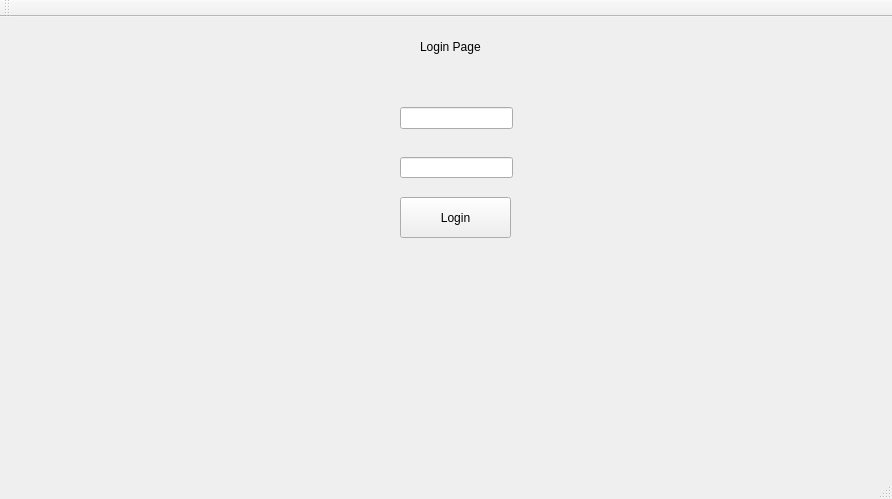
This is Gartic-Frontend/Gartic-Frontend/LoginWindow.ui in rusuuu/Professional-Googlers as Qt 5 draws it before an edit. The edited form follows.
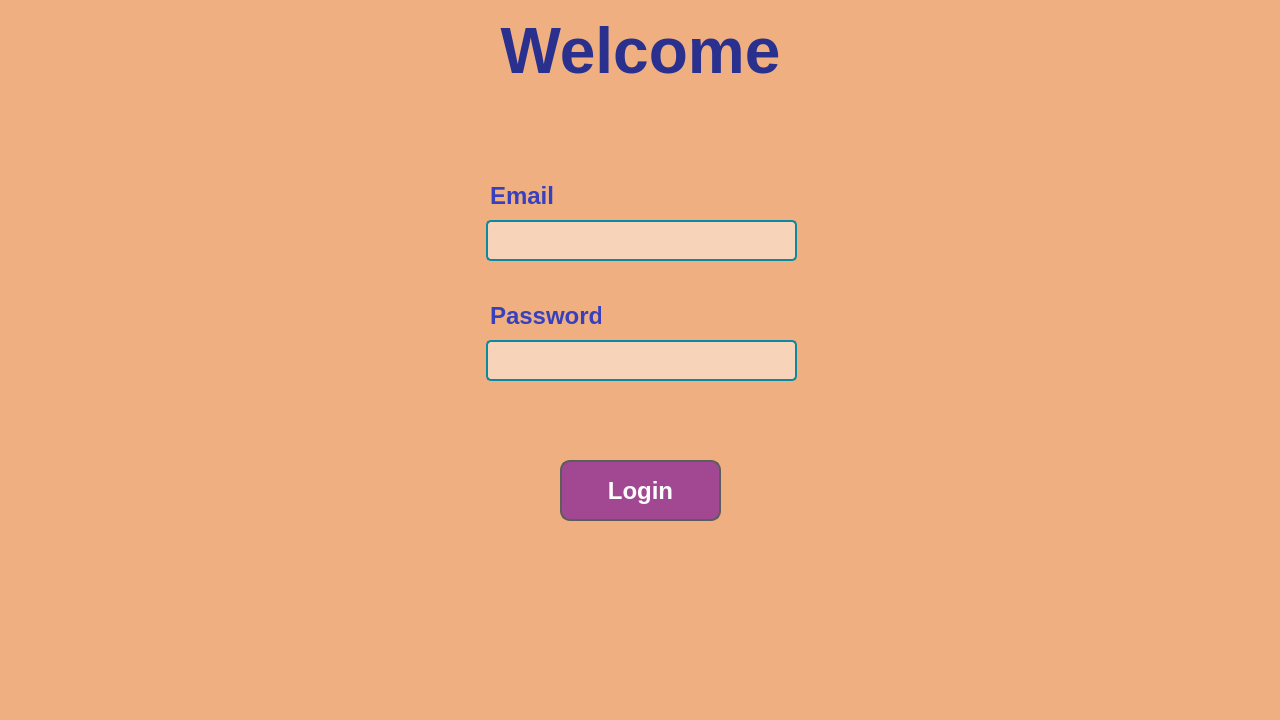
This is the edited form.

Commit message: Redesigned login page

Patch:
```diff
--- a/Gartic-Frontend/Gartic-Frontend/LoginWindow.ui
+++ b/Gartic-Frontend/Gartic-Frontend/LoginWindow.ui
@@ -6,23 +6,62 @@
    <rect>
     <x>0</x>
     <y>0</y>
-    <width>892</width>
-    <height>499</height>
+    <width>1280</width>
+    <height>720</height>
    </rect>
   </property>
+  <property name="minimumSize">
+   <size>
+    <width>1280</width>
+    <height>720</height>
+   </size>
+  </property>
+  <property name="maximumSize">
+   <size>
+    <width>1280</width>
+    <height>720</height>
+   </size>
+  </property>
   <property name="windowTitle">
    <string>LoginWindow</string>
   </property>
+  <property name="styleSheet">
+   <string notr="true">background-color: rgb(239,175,128);</string>
+  </property>
   <widget class="QWidget" name="centralWidget">
    <widget class="QPushButton" name="LoginButton">
     <property name="geometry">
      <rect>
-      <x>400</x>
-      <y>180</y>
-      <width>111</width>
-      <height>41</height>
+      <x>560</x>
+      <y>460</y>
+      <width>161</width>
+      <height>61</height>
      </rect>
     </property>
+    <property name="font">
+     <font>
+      <pointsize>18</pointsize>
+      <bold>true</bold>
+     </font>
+    </property>
+    <property name="styleSheet">
+     <string notr="true">QPushButton {
+    border-radius: 10px; 
+    border: 2px solid #5c5c5c; 
+    background-color: rgb(162,72,147);  
+    padding: 5px;
+    color: #ffffff;  
+}
+
+QPushButton:hover {
+    background-color: rgb(231,96,131);  
+}
+
+QPushButton:pressed {
+    background-color: rgb(225,62,103);  
+}
+</string>
+    </property>
     <property name="text">
      <string>Login</string>
     </property>
@@ -30,59 +69,168 @@
    <widget class="QLineEdit" name="PasswordBox">
     <property name="geometry">
      <rect>
-      <x>400</x>
-      <y>140</y>
-      <width>113</width>
-      <height>21</height>
+      <x>486</x>
+      <y>340</y>
+      <width>311</width>
+      <height>41</height>
      </rect>
     </property>
+    <property name="styleSheet">
+     <string notr="true">QLineEdit {
+    background-color: rgb(247,211,185);  
+    color: #19308F;  
+    border: 2px solid #0A89A3;  
+    border-radius: 5px;
+    padding: 5px; 
+    font: 12px;
+}
+
+QLineEdit:hover {
+    border-color: #A24893;  
+}
+
+QLineEdit:focus {
+    border-color: #E76083;  
+    background-color: #FFD1DC;  
+}
+
+QLineEdit:disabled {
+    background-color: #D4D4D4;  
+    border-color: #B0B0B0;
+    color: #888888;
+}
+
+QLineEdit:placeholder-text {
+    color: #A24893;  
+}
+
+</string>
+    </property>
     <property name="text">
      <string/>
     </property>
+    <property name="echoMode">
+     <enum>QLineEdit::Password</enum>
+    </property>
    </widget>
    <widget class="QLineEdit" name="UsernameBox">
     <property name="geometry">
      <rect>
-      <x>400</x>
-      <y>90</y>
-      <width>113</width>
-      <height>22</height>
+      <x>486</x>
+      <y>220</y>
+      <width>311</width>
+      <height>41</height>
      </rect>
     </property>
+    <property name="styleSheet">
+     <string notr="true">QLineEdit {
+    background-color: rgb(247,211,185);  
+    color: #19308F;  
+    border: 2px solid #0A89A3;  
+    border-radius: 5px;
+    padding: 5px; 
+    font: 12px;
+}
+
+QLineEdit:hover {
+    border-color: #A24893;  
+}
+
+QLineEdit:focus {
+    border-color: #E76083;  
+    background-color: #FFD1DC;  
+}
+
+QLineEdit:disabled {
+    background-color: #D4D4D4;  
+    border-color: #B0B0B0;
+    color: #888888;
+}
+
+QLineEdit:placeholder-text {
+    color: #A24893;  
+}
+
+</string>
+    </property>
+    <property name="alignment">
+     <set>Qt::AlignRight|Qt::AlignTop|Qt::AlignTrailing</set>
+    </property>
    </widget>
    <widget class="QLabel" name="LoginTitlePage">
     <property name="geometry">
      <rect>
-      <x>420</x>
-      <y>20</y>
-      <width>61</width>
-      <height>20</height>
+      <x>0</x>
+      <y>0</y>
+      <width>1281</width>
+      <height>101</height>
      </rect>
     </property>
+    <property name="font">
+     <font>
+      <pointsize>48</pointsize>
+      <bold>true</bold>
+     </font>
+    </property>
+    <property name="styleSheet">
+     <string notr="true">color: rgb(41, 48, 142);</string>
+    </property>
     <property name="text">
-     <string>Login Page</string>
+     <string>Welcome</string>
     </property>
+    <property name="alignment">
+     <set>Qt::AlignCenter</set>
+    </property>
    </widget>
+   <widget class="QLabel" name="label">
+    <property name="geometry">
+     <rect>
+      <x>490</x>
+      <y>180</y>
+      <width>81</width>
+      <height>31</height>
+     </rect>
+    </property>
+    <property name="font">
+     <font>
+      <pointsize>18</pointsize>
+      <bold>true</bold>
+     </font>
+    </property>
+    <property name="styleSheet">
+     <string notr="true">color: rgb(55,65, 189);
+
+</string>
+    </property>
+    <property name="text">
+     <string>Email</string>
+    </property>
+   </widget>
+   <widget class="QLabel" name="label_2">
+    <property name="geometry">
+     <rect>
+      <x>490</x>
+      <y>300</y>
+      <width>111</width>
+      <height>31</height>
+     </rect>
+    </property>
+    <property name="font">
+     <font>
+      <pointsize>18</pointsize>
+      <bold>true</bold>
+     </font>
+    </property>
+    <property name="styleSheet">
+     <string notr="true">color: rgb(55,65, 189);
+
+</string>
+    </property>
+    <property name="text">
+     <string>Password</string>
+    </property>
+   </widget>
   </widget>
-  <widget class="QMenuBar" name="menuBar">
-   <property name="geometry">
-    <rect>
-     <x>0</x>
-     <y>0</y>
-     <width>892</width>
-     <height>22</height>
-    </rect>
-   </property>
-  </widget>
-  <widget class="QToolBar" name="mainToolBar">
-   <attribute name="toolBarArea">
-    <enum>TopToolBarArea</enum>
-   </attribute>
-   <attribute name="toolBarBreak">
-    <bool>false</bool>
-   </attribute>
-  </widget>
-  <widget class="QStatusBar" name="statusBar"/>
  </widget>
  <layoutdefault spacing="6" margin="11"/>
  <resources/>
```
The commit also changes 5 other files.
